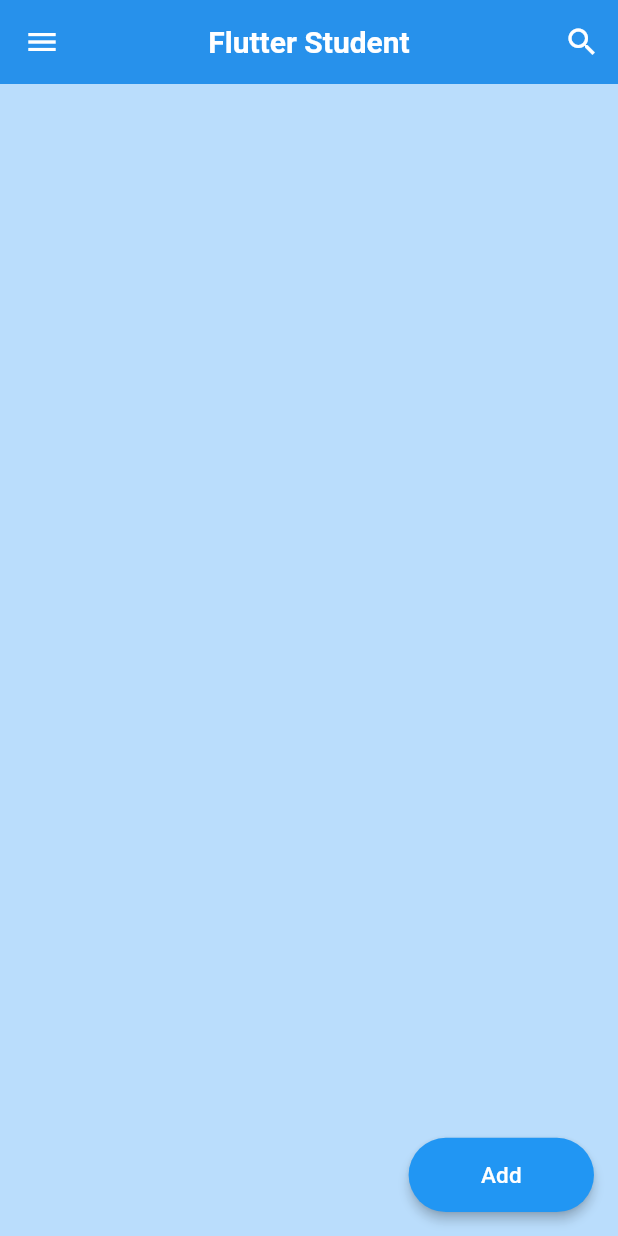
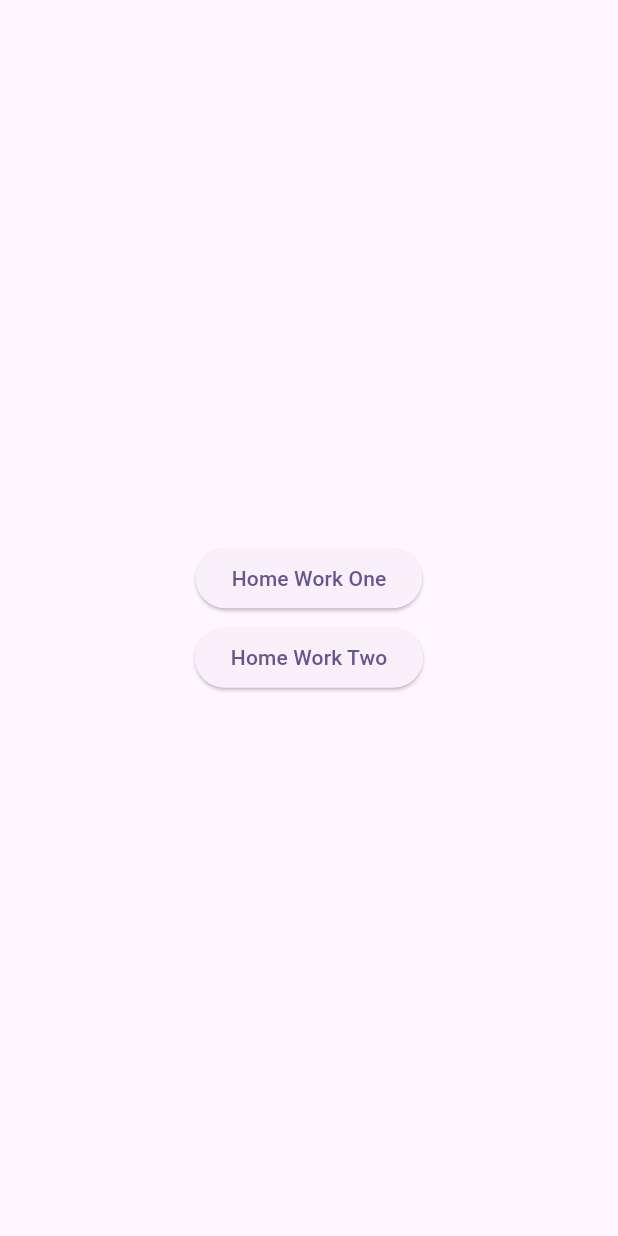
Before and after one commit to TopuFD/bd_calling, a Flutter app: the screen it shows after launch, on a phone screen of 412 x 824 dp. Run offline on Flutter 3.47's test engine with Material 3 defaults, Android fonts, the phone set to English and light mode, and no system bars.

Commit message:
add some new

```diff
--- a/lib/main.dart
+++ b/lib/main.dart
@@ -1,5 +1,5 @@
 import 'package:flutter/material.dart';
-import 'package:mytodo/screen/homepage.dart';
+import 'package:mytodo/screen/home_page.dart';
 
 void main() {
   runApp(const MyApp());
@@ -17,7 +17,7 @@ class MyApp extends StatelessWidget {
         colorScheme: ColorScheme.fromSeed(seedColor: Colors.deepPurple),
         useMaterial3: true,
       ),
-      home: const Homepage(),
+      home: const HomePage(),
     );
   }
 }
--- /dev/null
+++ b/lib/screen/home_page.dart
@@ -0,0 +1,35 @@
+import 'package:flutter/material.dart';
+import 'package:mytodo/screen/home_work_one.dart';
+import 'package:mytodo/screen/home_work_two.dart';
+
+class HomePage extends StatelessWidget {
+  const HomePage({super.key});
+
+  @override
+  Widget build(BuildContext context) {
+    return Scaffold(
+      body: SizedBox(
+        width: double.infinity,
+        child: Column(
+          mainAxisAlignment: MainAxisAlignment.center,
+          crossAxisAlignment: CrossAxisAlignment.center,
+          children: [
+            ElevatedButton(
+                onPressed: () {
+                  Navigator.push(
+                      context, MaterialPageRoute(builder: (_) => const HomeWorkOne()));
+                },
+                child: const Text("Home Work One")),
+            const SizedBox(height: 5,),
+            ElevatedButton(
+                onPressed: () {
+                  Navigator.push(
+                      context, MaterialPageRoute(builder: (_) => const HomeWorkTwo()));
+                },
+                child: const Text("Home Work Two")),
+          ],
+        ),
+      ),
+    );
+  }
+}
--- a/lib/screen/homepage.dart
+++ b/lib/screen/home_work_one.dart
@@ -3,8 +3,8 @@ import 'package:mytodo/utils/color.dart';
 
 List students = [];
 
-class Homepage extends StatelessWidget {
-  const Homepage({super.key});
+class HomeWorkOne extends StatelessWidget {
+  const HomeWorkOne({super.key});
   @override
   Widget build(BuildContext context) {
     final size = MediaQuery.of(context).size;
@@ -58,14 +58,16 @@ class Homepage extends StatelessWidget {
               ),
             )),
       ),
-      body: Padding(
-        padding: EdgeInsets.symmetric(
-            vertical: size.height * .01, horizontal: size.width * .03),
-        child: ListView.builder(
-            itemCount: students.length,
-            itemBuilder: (context, index) {
-              return students[index];
-            }),
+      body: Container(
+        width: double.infinity,
+        child: Padding(
+          padding: EdgeInsets.symmetric(horizontal: size.width * .03,vertical: size.height * .02),
+          child: ListView.builder(
+              itemCount: students.length,
+              itemBuilder: (context, index) {
+                return students[index];
+              }),
+        ),
       ),
     );
   }
```
Also changed, not shown: lib/screen/home_work_two.dart (added, +236 -0 lines), lib/widget/custom_text_field.dart (added, +29 -0 lines), lib/widget/input_heading.dart (added, +15 -0 lines).
